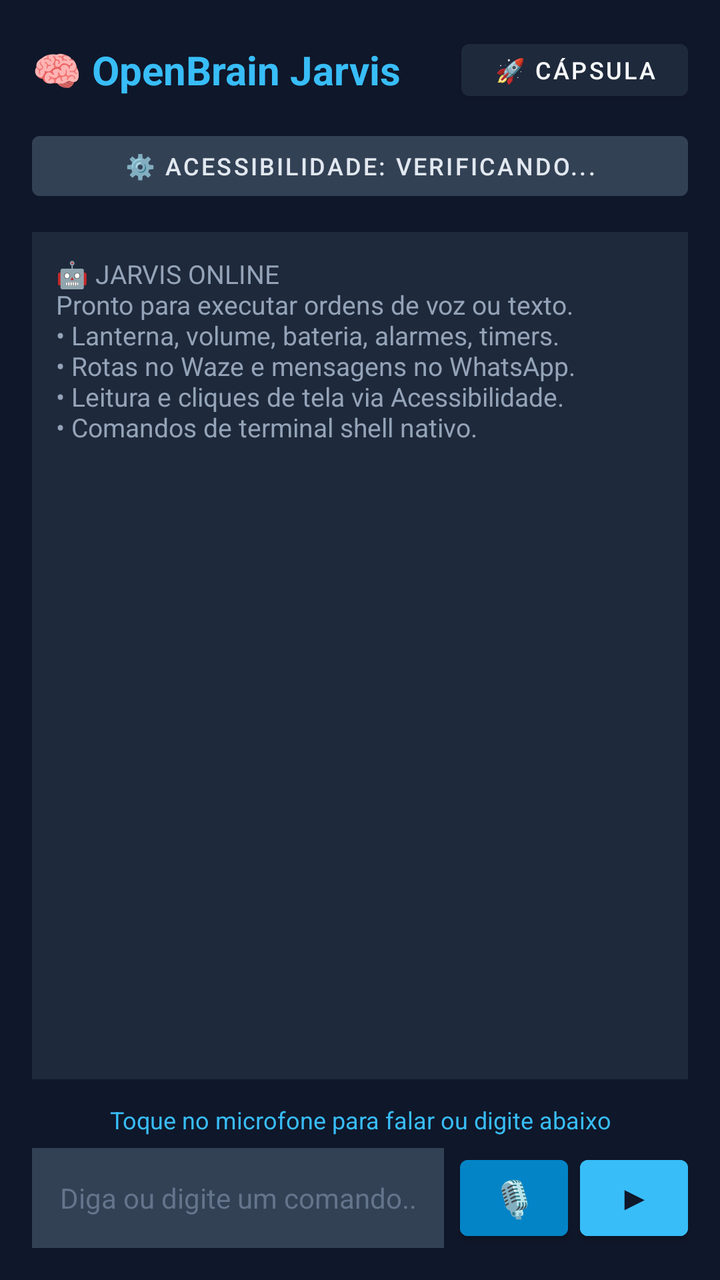
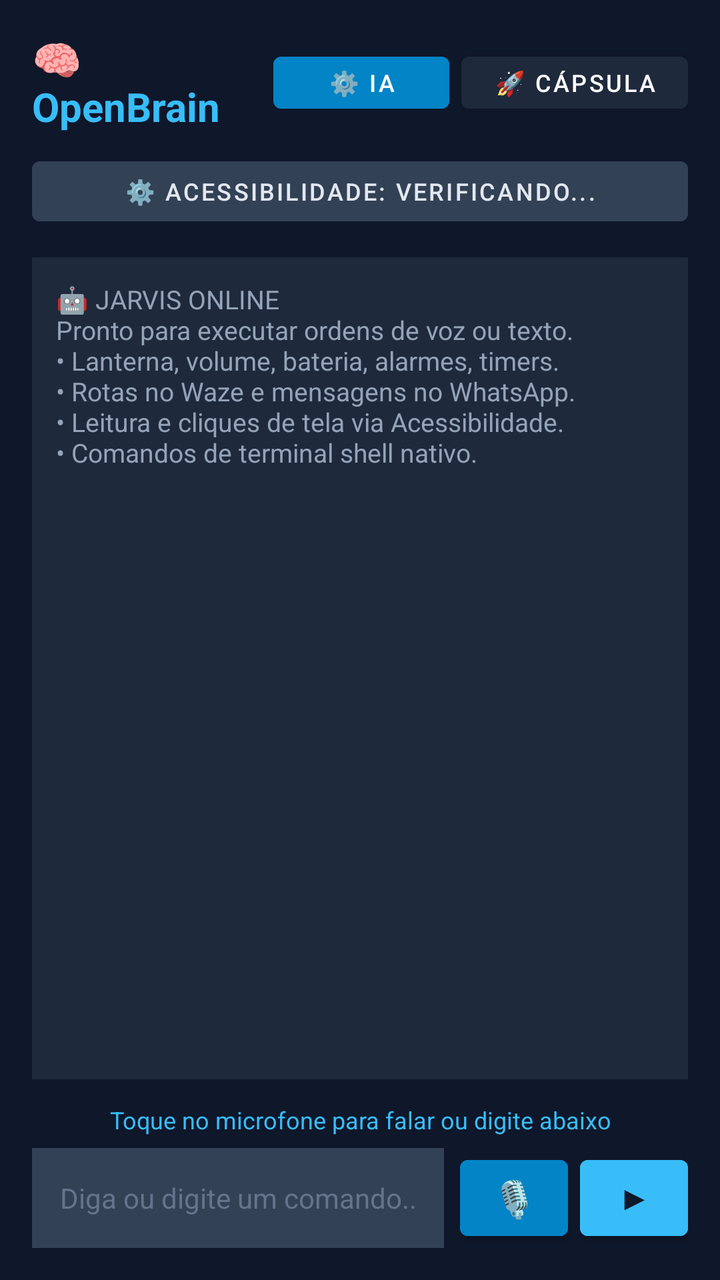

Compare the two renders of this Android layout. The source of the first and the diff that turns it into the second are given below.
<!-- AndroidManifest.xml: activity theme Theme.OpenBrain -->
<!-- res/layout/activity_main.xml -->
<?xml version="1.0" encoding="utf-8"?>
<LinearLayout xmlns:android="http://schemas.android.com/apk/res/android"
    android:layout_width="match_parent"
    android:layout_height="match_parent"
    android:background="#0F172A"
    android:orientation="vertical"
    android:padding="16dp">

    
    <LinearLayout
        android:layout_width="match_parent"
        android:layout_height="wrap_content"
        android:gravity="center_vertical"
        android:orientation="horizontal">

        <TextView
            android:layout_width="0dp"
            android:layout_height="wrap_content"
            android:layout_weight="1"
            android:text="🧠 OpenBrain Jarvis"
            android:textColor="#38BDF8"
            android:textSize="20sp"
            android:textStyle="bold" />

        <Button
            android:id="@+id/btn_toggle_hud"
            android:layout_width="wrap_content"
            android:layout_height="38dp"
            android:backgroundTint="#1E293B"
            android:text="🚀 Cápsula"
            android:textColor="#F8FAFC"
            android:textSize="12sp" />
    </LinearLayout>

    
    <Button
        android:id="@+id/btn_status_a11y"
        android:layout_width="match_parent"
        android:layout_height="42dp"
        android:layout_marginTop="8dp"
        android:backgroundTint="#334155"
        android:text="⚙️ Acessibilidade: Verificando..."
        android:textColor="#E2E8F0"
        android:textSize="12sp" />

    
    <ScrollView
        android:id="@+id/scroll_history"
        android:layout_width="match_parent"
        android:layout_height="0dp"
        android:layout_marginTop="12dp"
        android:layout_marginBottom="12dp"
        android:layout_weight="1"
        android:background="#1E293B"
        android:padding="12dp">

        <LinearLayout
            android:id="@+id/layout_chat_history"
            android:layout_width="match_parent"
            android:layout_height="wrap_content"
            android:orientation="vertical">

            <TextView
                android:layout_width="match_parent"
                android:layout_height="wrap_content"
                android:text="🤖 JARVIS ONLINE\nPronto para executar ordens de voz ou texto.\n• Lanterna, volume, bateria, alarmes, timers.\n• Rotas no Waze e mensagens no WhatsApp.\n• Leitura e cliques de tela via Acessibilidade.\n• Comandos de terminal shell nativo."
                android:textColor="#94A3B8"
                android:textSize="13sp" />

        </LinearLayout>
    </ScrollView>

    
    <TextView
        android:id="@+id/tv_voice_status"
        android:layout_width="match_parent"
        android:layout_height="wrap_content"
        android:layout_marginBottom="6dp"
        android:gravity="center"
        android:text="Toque no microfone para falar ou digite abaixo"
        android:textColor="#38BDF8"
        android:textSize="12sp" />

    
    <LinearLayout
        android:layout_width="match_parent"
        android:layout_height="wrap_content"
        android:gravity="center_vertical"
        android:orientation="horizontal">

        <EditText
            android:id="@+id/et_command_input"
            android:layout_width="0dp"
            android:layout_height="50dp"
            android:layout_weight="1"
            android:background="#334155"
            android:hint="Diga ou digite um comando..."
            android:imeOptions="actionSend"
            android:inputType="text"
            android:paddingStart="14dp"
            android:paddingEnd="14dp"
            android:textColor="#FFFFFF"
            android:textColorHint="#64748B"
            android:textSize="14sp" />

        <Button
            android:id="@+id/btn_voice_record"
            android:layout_width="54dp"
            android:layout_height="50dp"
            android:layout_marginStart="8dp"
            android:backgroundTint="#0284C7"
            android:text="🎙️"
            android:textSize="18sp" />

        <Button
            android:id="@+id/btn_send_command"
            android:layout_width="54dp"
            android:layout_height="50dp"
            android:layout_marginStart="6dp"
            android:backgroundTint="#38BDF8"
            android:text="▶"
            android:textColor="#0F172A"
            android:textSize="16sp"
            android:textStyle="bold" />
    </LinearLayout>

</LinearLayout>
<!-- resources referenced by this layout -->
<resources>
  <style name="Theme.OpenBrain" parent="Theme.MaterialComponents.DayNight.NoActionBar">
          <item name="colorPrimary">@color/accent</item>
          <item name="colorPrimaryVariant">@color/primary_variant</item>
          <item name="colorOnPrimary">@color/primary</item>
          <item name="android:statusBarColor">@color/background</item>
          <item name="android:navigationBarColor">@color/background</item>
      </style>
  <color name="accent">#38BDF8</color>
  <color name="primary_variant">#020617</color>
  <color name="primary">#0F172A</color>
  <color name="background">#090D16</color>
</resources>

<!-- the commit's change to res/layout/activity_main.xml (unified diff, before → after) -->
@@ -17,10 +17,20 @@
             android:layout_width="0dp"
             android:layout_height="wrap_content"
             android:layout_weight="1"
-            android:text="🧠 OpenBrain Jarvis"
+            android:text="🧠 OpenBrain"
             android:textColor="#38BDF8"
             android:textSize="20sp"
             android:textStyle="bold" />
+
+        <Button
+            android:id="@+id/btn_settings_ia"
+            android:layout_width="wrap_content"
+            android:layout_height="38dp"
+            android:layout_marginEnd="6dp"
+            android:backgroundTint="#0284C7"
+            android:text="⚙️ IA"
+            android:textColor="#F8FAFC"
+            android:textSize="12sp" />
 
         <Button
             android:id="@+id/btn_toggle_hud"
